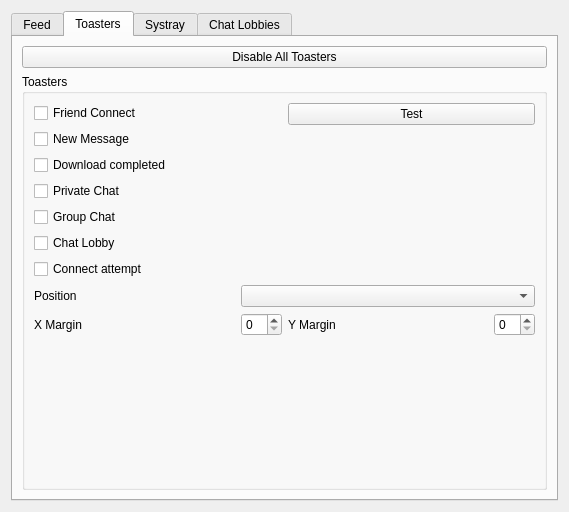
This is retroshare-gui/src/gui/settings/NotifyPage.ui in RetroShare/RetroShare as Qt 5 draws it before an edit. The edited form follows.
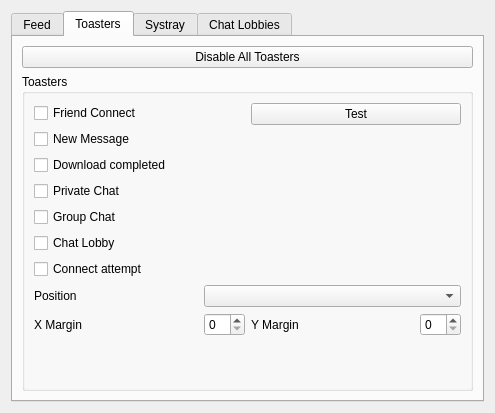
This is the edited form. The open tabs and pages were chosen to show the change.

Diff of the .ui file:
```diff
--- a/retroshare-gui/src/gui/settings/NotifyPage.ui
+++ b/retroshare-gui/src/gui/settings/NotifyPage.ui
@@ -6,11 +6,11 @@
    <rect>
     <x>0</x>
     <y>0</y>
-    <width>569</width>
-    <height>512</height>
+    <width>495</width>
+    <height>413</height>
    </rect>
   </property>
-  <layout class="QVBoxLayout" name="verticalLayout">
+  <layout class="QVBoxLayout">
    <item>
     <widget class="QTabWidget" name="tabWidget">
      <property name="currentIndex">
@@ -192,7 +192,7 @@
            <number>9</number>
           </property>
           <item>
-           <layout class="QHBoxLayout" name="horizontalLayout_3">
+           <layout class="QHBoxLayout" name="toasterVLayout">
             <item>
              <layout class="QVBoxLayout" name="verticalLayout_8">
               <item>
@@ -276,7 +276,7 @@
            </layout>
           </item>
           <item>
-           <layout class="QGridLayout" name="gridLayout">
+           <layout class="QGridLayout" name="toasterPositionGLayout">
             <item row="1" column="0">
              <widget class="QLabel" name="labelToasterPosition">
               <property name="sizePolicy">
@@ -355,7 +355,7 @@
            </layout>
           </item>
           <item>
-           <spacer name="verticalSpacer_6">
+           <spacer name="toastersVSpacer">
             <property name="orientation">
              <enum>Qt::Vertical</enum>
             </property>
```
Left out of the diff: 46 changed lines with no effect on the pictures.
